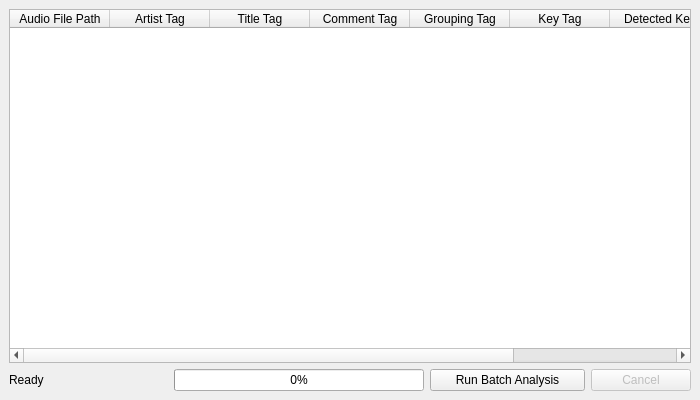
First picture: the form in batchwindow.ui, repository ibsh/is_KeyFinder, before the edit.
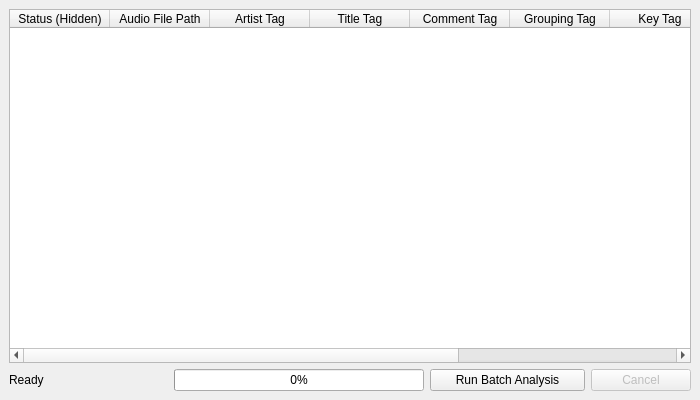
Second picture: the form after the edit.

Commit message: Abstracted tag writing logic out of batch window

Patch:
```diff
--- a/batchwindow.ui
+++ b/batchwindow.ui
@@ -35,6 +35,11 @@
       <property name="wordWrap">
        <bool>false</bool>
       </property>
+      <column>
+       <property name="text">
+        <string>Status (Hidden)</string>
+       </property>
+      </column>
       <column>
        <property name="text">
         <string>Audio File Path</string>
```
The commit also changes 5 other files.
